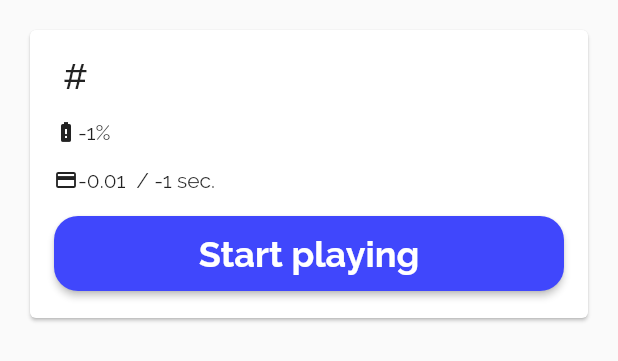
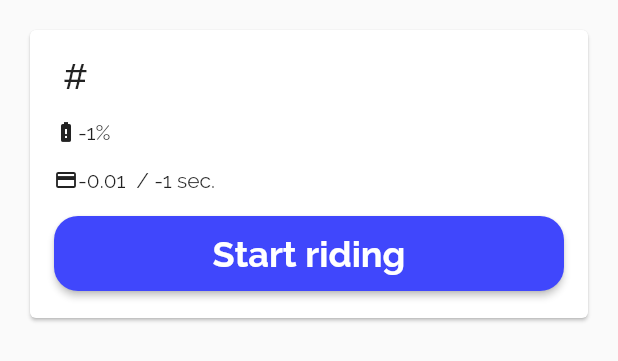
Before and after one commit to salihgueler/flash_scooters, a Flutter app: the InformationWindowWidget widget shown alone on an empty page, opened directly, on a phone screen of 412 x 824 dp. Shown: the top 361 px of the screen. Run offline on Flutter 3.47's test engine with Material 2 defaults, Android fonts, the phone set to English and light mode, and no system bars; our stand-ins replace flare_flutter, google_maps_flutter; network calls fail.

Commit message:
Update README.md and button text in the information window.

```diff
--- a/lib/widgets/information_window_widget.dart
+++ b/lib/widgets/information_window_widget.dart
@@ -110,7 +110,7 @@ class InformationWindowWidget extends StatelessWidget {
       highlightColor: flashScootersDarkBlue,
       splashColor: flashScootersDarkBlue,
       child: Text(
-        'Start playing',
+        'Start riding',
         style: buttonTextStyle,
       ),
     );
```
Also changed, not shown: 1 other file.
